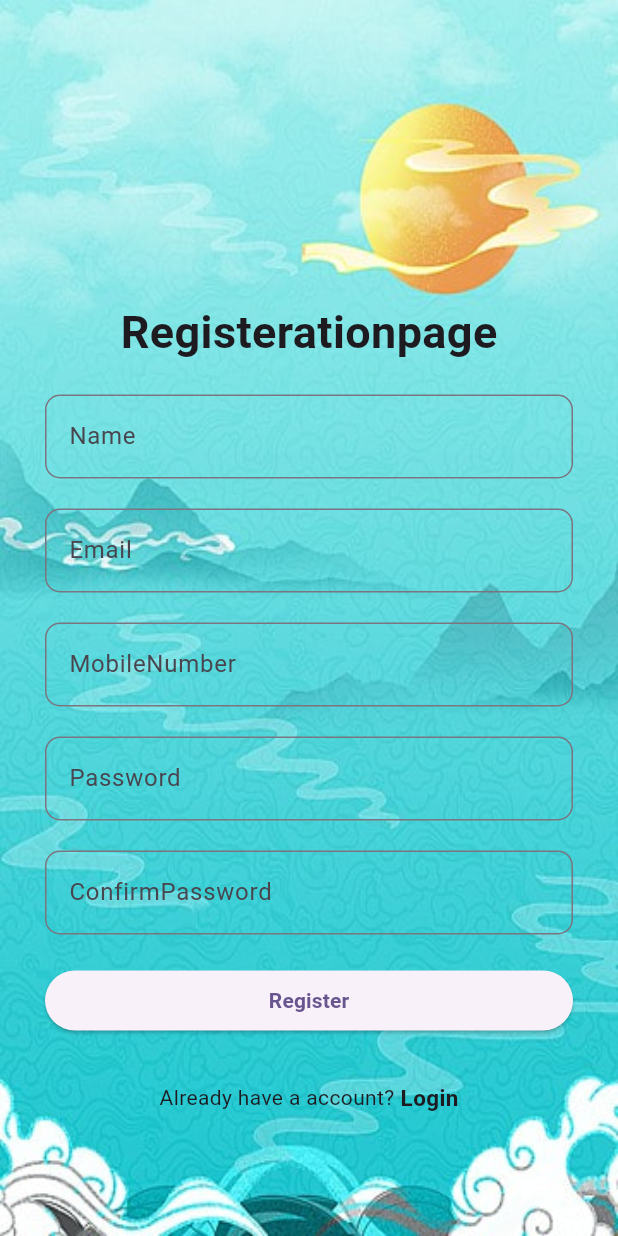
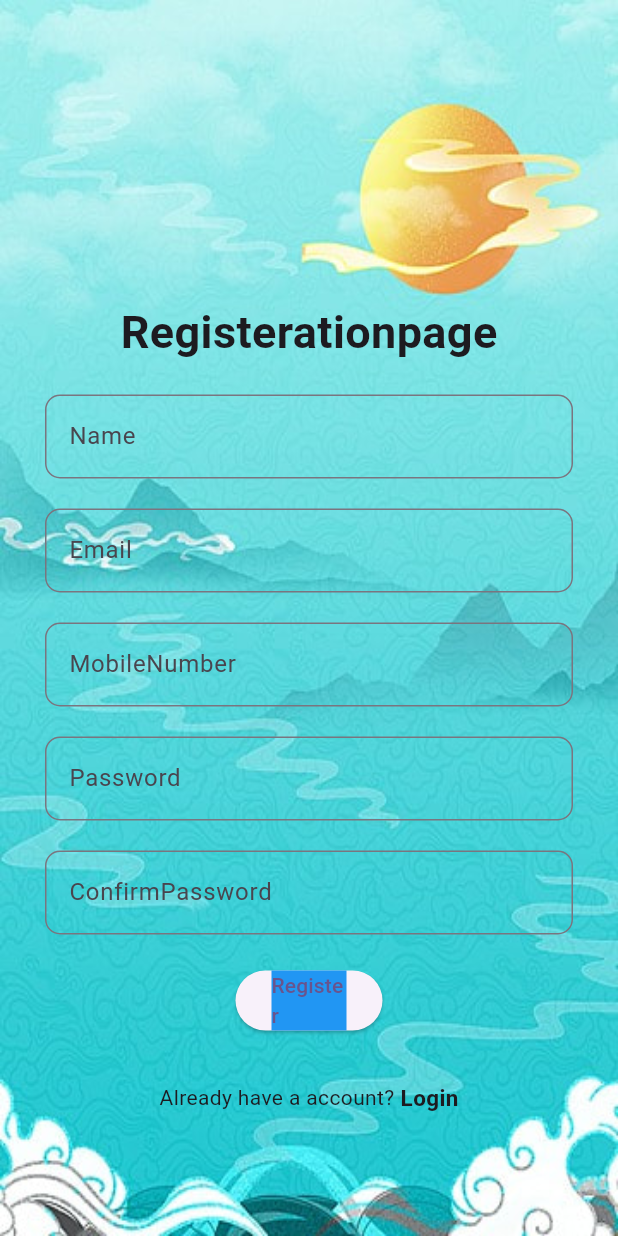
Before and after one commit to nishadabhay/logintoregister, a Flutter app: the Myregister screen opened directly, on a phone screen of 412 x 824 dp. Run offline on Flutter 3.47's test engine with Material 3 defaults, Android fonts, the phone set to English and light mode, and no system bars; our stand-ins replace dio, firebase_auth, firebase_core, get, shared_preferences; accounts and stored records are empty; network calls fail.

Commit message:
making custombuttons

```diff
--- /dev/null
+++ b/lib/Custom files/custom_button.dart
@@ -0,0 +1,20 @@
+import 'package:flutter/material.dart';
+
+class CustomButton extends StatelessWidget {
+  const CustomButton({super.key, required this.action, required this.title, this.width});
+  final void Function() action;
+  final String title;
+  final double? width;
+
+  @override
+  Widget build(BuildContext context) {
+    return ElevatedButton(
+      onPressed: action,
+      child: Container(
+        width: width ?? 50,
+        decoration: BoxDecoration(color: Colors.blue),
+        child: Text(title),
+      ),
+    );
+  }
+}
--- a/lib/home.dart
+++ b/lib/home.dart
@@ -1,6 +1,7 @@
 import 'package:flutter/material.dart';
 import 'package:get/get.dart';
 import 'package:lession1/Custom%20files/roundedbtn.dart';
+import 'package:lession1/drawerpages/camera.dart';
 import 'package:lession1/drawerpages/profile.dart';
 import 'package:lession1/drawerpages/setting.dart';
 import 'package:lession1/drawerpages/translation.dart';
@@ -74,7 +75,7 @@ class _myHomepageState extends State<myHomepage> {
               leading: Icon(Icons.add_a_photo),
               onTap: () {
                 Navigator.push(context,
-                    MaterialPageRoute(builder: (context) => MySetting()));
+                    MaterialPageRoute(builder: (context) => Mycamera()));
               },
             ),
             ListTile(),
--- a/lib/myregister.dart
+++ b/lib/myregister.dart
@@ -1,4 +1,6 @@
+import 'package:firebase_auth/firebase_auth.dart';
 import 'package:flutter/material.dart';
+import 'package:lession1/Custom%20files/custom_button.dart';
 import 'package:lession1/loginpage.dart';
 
 class Myregister extends StatefulWidget {
@@ -8,7 +10,21 @@ class Myregister extends StatefulWidget {
   State<Myregister> createState() => _MyregisterState();
 }
 
+
+
 class _MyregisterState extends State<Myregister> {
+  final emailController = TextEditingController();
+  final passwordController = TextEditingController();
+
+  FirebaseAuth _auth = FirebaseAuth.instance;
+  @override
+  void dispose() {
+    // TODO: implement dispose
+    emailController.dispose();
+    passwordController.dispose();
+    super.dispose();
+  }
+
   @override
   Widget build(BuildContext context) {
     return Container(
@@ -43,6 +59,7 @@ class _MyregisterState extends State<Myregister> {
                   height: 20,
                 ),
                 TextField(
+                  controller: emailController,
                   decoration: InputDecoration(
                       hintText: 'Email',
                       border: OutlineInputBorder(
@@ -61,6 +78,7 @@ class _MyregisterState extends State<Myregister> {
                   height: 20,
                 ),
                 TextField(
+                  controller: passwordController,
                   obscureText: true,
                   decoration: InputDecoration(
                       hintText: 'Password',
@@ -79,14 +97,20 @@ class _MyregisterState extends State<Myregister> {
                 ),
                 SizedBox(
                   height: 20,
-                ),
-                ElevatedButton(
-                    onPressed: () {},
-                    child: Center(
-                        child: Text(
-                      "Register",
-                      style: TextStyle(fontWeight: FontWeight.bold),
-                    ))),
+                 ),
+                // ElevatedButton(
+                //     onPressed: () {
+                //
+                //       _auth.createUserWithEmailAndPassword(
+                //           email: emailController.text.toString(),
+                //           password: passwordController.text.toString());
+                //     },
+                //     child: Center(
+                //         child: Text(
+                //       "Register",
+                //       style: TextStyle(fontWeight: FontWeight.bold),
+                //     ))),
+                CustomButton(action: (){}, title: "Register", ),
                 SizedBox(
                   height: 30,
                 ),
--- a/pubspec.yaml
+++ b/pubspec.yaml
@@ -35,6 +35,11 @@ dependencies:
   # The following adds the Cupertino Icons font to your application.
   # Use with the CupertinoIcons class for iOS style icons.
   cupertino_icons: ^1.0.8
+
+
+
+  #firebase
+  firebase_auth: ^5.3.2
   # SharedPrefrences
   shared_preferences: ^2.3.2
   # Getx
```
Also changed, not shown: lib/ModelClass/single_post_model.dart (added, +24 -0 lines), lib/api_services.dart (added, +25 -0 lines), lib/drawerpages/camera.dart (added, +60 -0 lines), lib/main.dart (+15 -1 lines), firebase.json (added), lib/firebase_options.dart (added), pubspec.lock, 4 other files.
